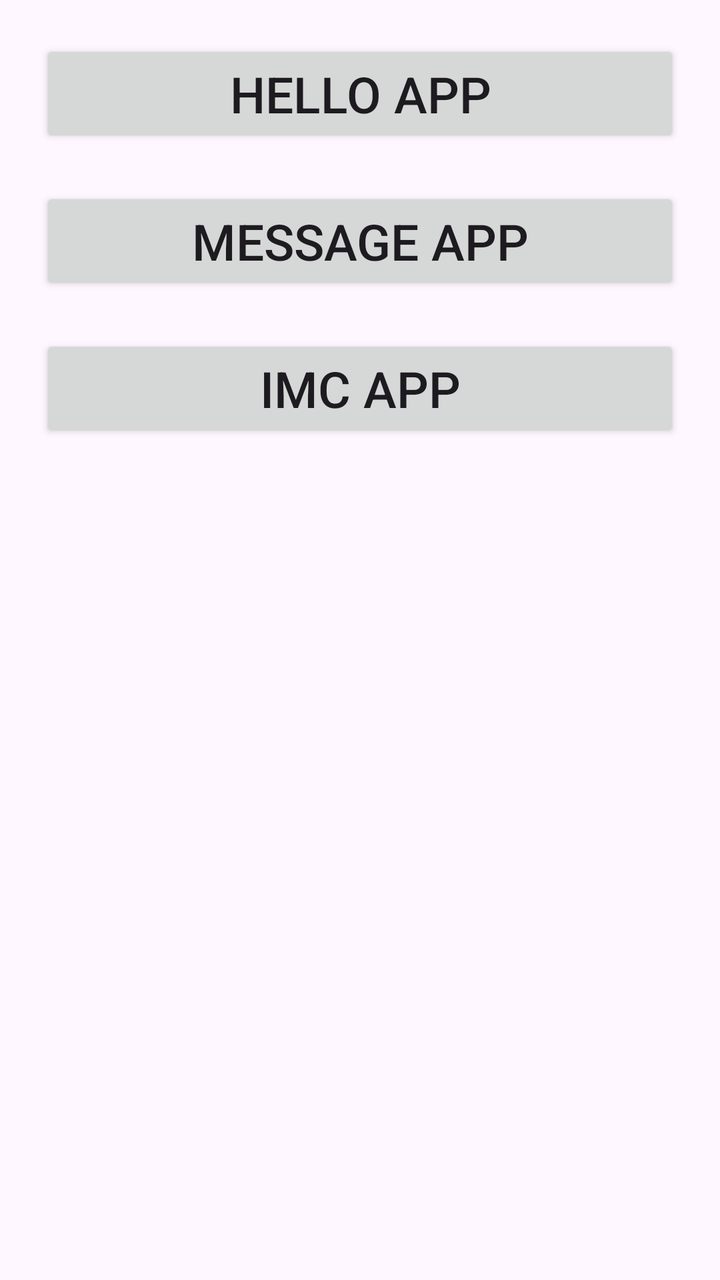
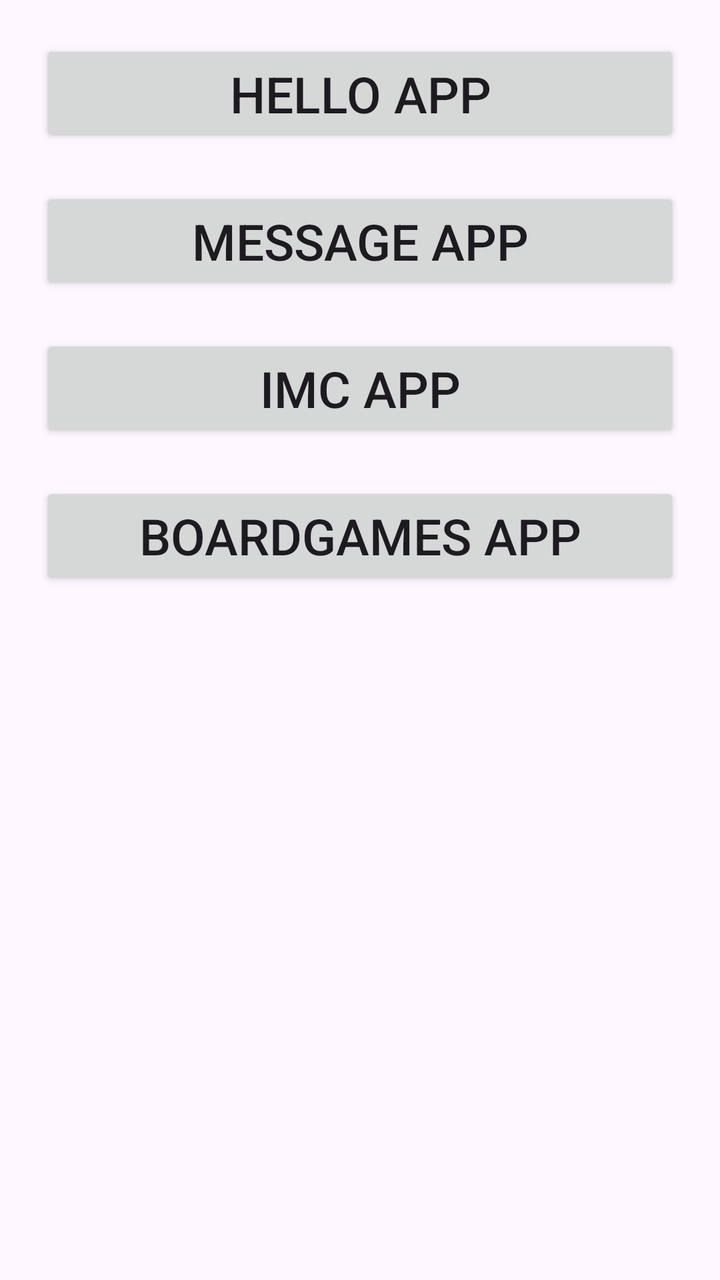

The first picture is an Android layout as it rendered before a commit; the second is the same layout after the commit. The layout source and the unified diff follow.
<!-- AndroidManifest.xml: application theme Theme.ComoqueraisApps -->
<!-- res/layout/activity_menu.xml -->
<?xml version="1.0" encoding="utf-8"?>
<LinearLayout
    xmlns:android="http://schemas.android.com/apk/res/android"
    xmlns:app="http://schemas.android.com/apk/res-auto"
    xmlns:tools="http://schemas.android.com/tools"
    android:id="@+id/main"
    android:layout_width="match_parent"
    android:layout_height="match_parent"
    tools:context=".MenuActivity"
    android:orientation="vertical">

    <Button
        android:id="@+id/btnHelloApp"
        android:layout_width="match_parent"
        android:layout_height="wrap_content"
        android:text="Hello App"
        android:textSize="25sp"
        android:layout_marginHorizontal="20dp"
        android:layout_marginTop="20dp"/>

    <Button
        android:id="@+id/btnMessageApp"
        android:layout_width="match_parent"
        android:layout_height="wrap_content"
        android:text="Message App"
        android:textSize="25sp"
        android:layout_marginHorizontal="20dp"
        android:layout_marginTop="20dp"/>

    <Button
        android:id="@+id/btnIMCApp"
        android:layout_width="match_parent"
        android:layout_height="wrap_content"
        android:text="IMC App"
        android:textSize="25sp"
        android:layout_marginHorizontal="20dp"
        android:layout_marginTop="20dp"/>

</LinearLayout>
<!-- resources referenced by this layout -->
<resources>
  <style name="Theme.ComoqueraisApps" parent="Base.Theme.ComoqueraisApps" />
  <style name="Base.Theme.ComoqueraisApps" parent="Theme.Material3.DayNight.NoActionBar">
          
          
      </style>
</resources>

<!-- the commit's change to res/layout/activity_menu.xml (unified diff, before → after) -->
@@ -36,4 +36,13 @@
         android:layout_marginHorizontal="20dp"
         android:layout_marginTop="20dp"/>
 
+    <Button
+        android:id="@+id/btnBoardgamesApp"
+        android:layout_width="match_parent"
+        android:layout_height="wrap_content"
+        android:text="Boardgames App"
+        android:textSize="25sp"
+        android:layout_marginHorizontal="20dp"
+        android:layout_marginTop="20dp"/>
+
 </LinearLayout>
